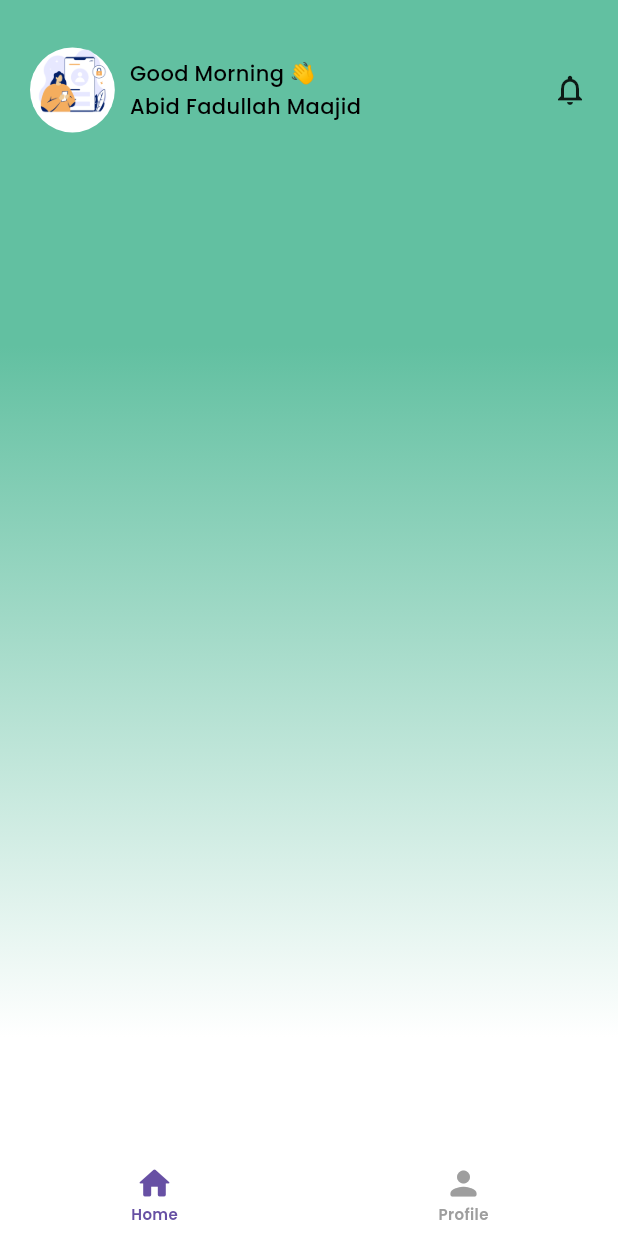
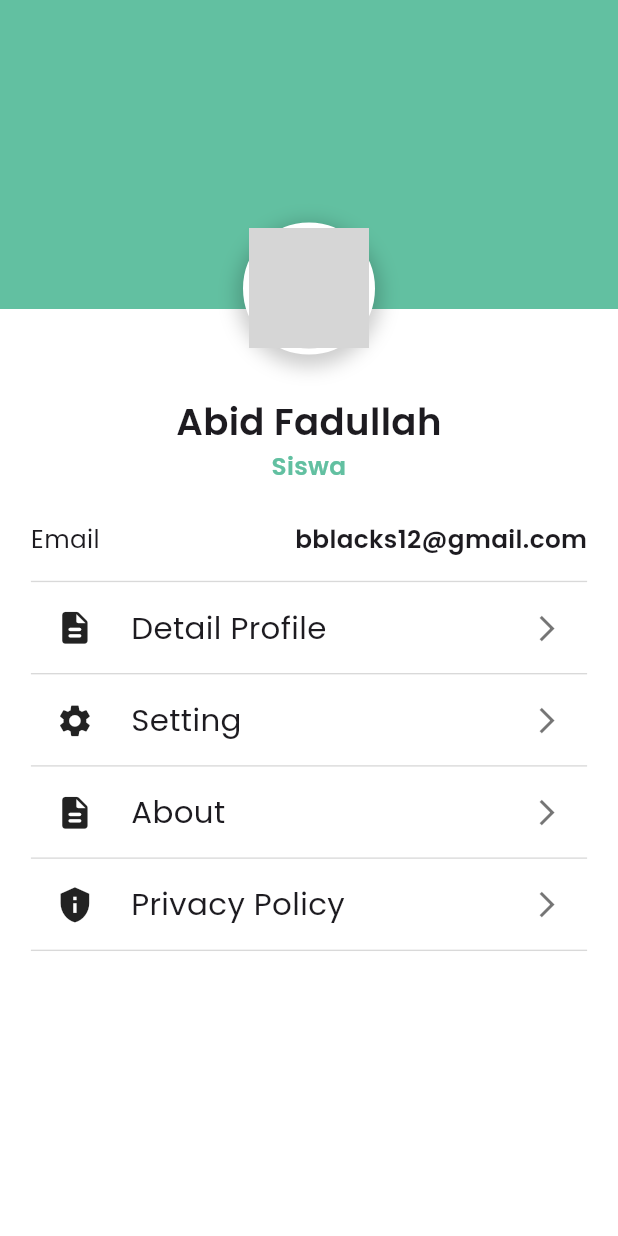
Before and after one commit to Shade2012/Latihan-Aplikasi-Kelas, a Flutter app: the screen it shows after launch, on a phone screen of 412 x 824 dp. Run offline on Flutter 3.47's test engine with Material 3 defaults, Android fonts, the phone set to English and light mode, and no system bars; our stand-ins replace bloc, dartz, dio, equatable, flutter_bloc, go_router and 2 more; grey boxes are pictures that could not be loaded.

Commit message:
style : [AF] add styling profile user

```diff
--- /dev/null
+++ b/devtools_options.yaml
@@ -0,0 +1,3 @@
+description: This file stores settings for Dart & Flutter DevTools.
+documentation: https://docs.flutter.dev/tools/devtools/extensions#configure-extension-enablement-states
+extensions:
--- a/lib/core/routes/my_route.dart
+++ b/lib/core/routes/my_route.dart
@@ -4,13 +4,14 @@ import 'package:latihan_aplikasi_manajemen_kelas/features/forgotpassword/present
 import 'package:latihan_aplikasi_manajemen_kelas/features/forgotpassword/presentation/pages/forgot_password_third_page.dart';
 import 'package:latihan_aplikasi_manajemen_kelas/features/home/presentation/page/home_page_view.dart';
 import 'package:latihan_aplikasi_manajemen_kelas/features/login/presentation/page/login_page_view.dart';
+import 'package:latihan_aplikasi_manajemen_kelas/features/profile_user/page/profile_view.dart';
 import 'package:latihan_aplikasi_manajemen_kelas/features/splashscreen/splash_screen_view.dart';
 import '../../features/navbar/presentation/page/navbar_view.dart';
 
 class MyRouter {
   get router => GoRouter(
         // initialLocation: '/alluser',
-        initialLocation: '/splash',
+        initialLocation: '/profile_user',
         routes: [
           GoRoute(
             name: 'splash',
@@ -51,6 +52,11 @@ class MyRouter {
           path: '/forgot_password_third_page',
           name:'forgot_third_page',
           pageBuilder: (context, state) => NoTransitionPage(child: ForgotPasswordThirdPage()),
+          ),
+          GoRoute(
+          path: '/profile_user',
+          name:'profile_user',
+          pageBuilder: (context, state) => NoTransitionPage(child: ProfilePage()),
       ),
         ],
       );
--- a/lib/core/themes/images.dart
+++ b/lib/core/themes/images.dart
@@ -1,4 +1,6 @@
 class Images {
   static const String imageExample = 'assets/images/example-images.png';
   static const String logoGoogle = 'assets/images/logo-google.png';
+  static const String pfpimage = 'assets/images/pfpimg.jpg';
+
 }
--- /dev/null
+++ b/lib/features/profile_user/bloc/profile_bloc.dart
@@ -0,0 +1,20 @@
+import 'package:flutter_bloc/flutter_bloc.dart';
+import 'profile_event.dart';
+import 'profile_state.dart';
+import 'package:latihan_aplikasi_manajemen_kelas/features/profile_user/repositories/profile_repositories.dart';
+
+class ProfileBloc extends Bloc<ProfileEvent, ProfileState> {
+  final ProfileRepository profileRepository;
+
+  ProfileBloc({required this.profileRepository}) : super(ProfileInitial()) {
+    on<LoadProfile>((event, emit) async {
+      emit(ProfileLoading());
+      try {
+        final profile = await profileRepository.fetchProfile();
+        emit(ProfileLoaded(profile: profile));
+      } catch (e) {
+        emit(ProfileError(message: e.toString()));
+      }
+    });
+  }
+}
--- /dev/null
+++ b/lib/features/profile_user/bloc/profile_event.dart
@@ -0,0 +1,8 @@
+import 'package:equatable/equatable.dart';
+
+abstract class ProfileEvent extends Equatable {
+  @override
+  List<Object> get props => [];
+}
+
+class LoadProfile extends ProfileEvent {}
--- /dev/null
+++ b/lib/features/profile_user/bloc/profile_state.dart
@@ -0,0 +1,29 @@
+import 'package:equatable/equatable.dart';
+import 'package:latihan_aplikasi_manajemen_kelas/features/profile_user/models/profile_model.dart';
+
+abstract class ProfileState extends Equatable {
+  @override
+  List<Object?> get props => [];
+}
+
+class ProfileInitial extends ProfileState {}
+
+class ProfileLoading extends ProfileState {}
+
+class ProfileLoaded extends ProfileState {
+  final Profile profile;
+
+  ProfileLoaded({required this.profile});
+
+  @override
+  List<Object?> get props => [profile];
+}
+
+class ProfileError extends ProfileState {
+  final String message;
+
+  ProfileError({required this.message});
+
+  @override
+  List<Object?> get props => [message];
+}
--- /dev/null
+++ b/lib/features/profile_user/models/profile_model.dart
@@ -0,0 +1,8 @@
+class Profile {
+  final String name;
+  final String email;
+  final String role;
+  final String imageUrl;
+
+  Profile({required this.name, required this.email, required this.role, required this.imageUrl});
+}
--- /dev/null
+++ b/lib/features/profile_user/page/profile_view.dart
@@ -0,0 +1,231 @@
+import 'package:flutter/material.dart';
+import 'package:flutter_bloc/flutter_bloc.dart';
+import 'package:latihan_aplikasi_manajemen_kelas/features/profile_user/bloc/profile_bloc.dart';
+import 'package:latihan_aplikasi_manajemen_kelas/features/profile_user/bloc/profile_event.dart';
+import 'package:latihan_aplikasi_manajemen_kelas/features/profile_user/bloc/profile_state.dart';
+import 'package:latihan_aplikasi_manajemen_kelas/features/profile_user/repositories/profile_repositories.dart';
+
+class ProfilePage extends StatelessWidget {
+  final double profilePictureHeight;
+
+  ProfilePage({this.profilePictureHeight = 88.0});
+
+  @override
+  Widget build(BuildContext context) {
+    final mediaQuery = MediaQuery.of(context);
+    final screenHeight = mediaQuery.size.height;
+    final screenWidth = mediaQuery.size.width;
+
+    return Scaffold(
+      body: BlocProvider(
+        create: (context) => ProfileBloc(profileRepository: ProfileRepository())
+          ..add(LoadProfile()),
+        child: BlocBuilder<ProfileBloc, ProfileState>(
+          builder: (context, state) {
+            if (state is ProfileLoading) {
+              return Center(child: CircularProgressIndicator());
+            } else if (state is ProfileLoaded) {
+              return SingleChildScrollView(
+                child: Stack(
+                  children: [
+                    Column(
+                      children: [
+                        Container(
+                          width: screenWidth,
+                          height: screenHeight * 0.25,
+                          color: Color(0xFF62C0A1),
+                        ),
+                        Container(
+                          width: screenWidth,
+                          height: screenHeight * 0.2,
+                          color: Colors.white,
+                        ),
+                      ],
+                    ),
+                    Positioned(
+                      top: screenHeight * 0.18,
+                      left: screenWidth / 2 - profilePictureHeight / 2,
+                      child: Container(
+                        width: profilePictureHeight,
+                        height: profilePictureHeight,
+                        decoration: BoxDecoration(
+                          shape: BoxShape.circle,
+                          border: Border.all(
+                            color: Colors.white,
+                            width: 4.0,
+                          ),
+                          boxShadow: [
+                            BoxShadow(
+                              color: Colors.black.withOpacity(0.2),
+                              spreadRadius: 4,
+                              blurRadius: 10,
+                              offset: Offset(0, 4),
+                            ),
+                          ],
+                        ),
+                        child: ClipOval(
+                          child: Image.asset(
+                            'assets/images/pfpimg.jpg',
+                            fit: BoxFit.cover,
+                            width: profilePictureHeight,
+                            height: profilePictureHeight,
+                          ),
+                        ),
+                      ),
+                    ),
+                    Padding(
+                      padding: EdgeInsets.only(
+                          top: screenHeight * 0.32,
+                          left: screenWidth * 0.05,
+                          right: screenWidth * 0.05),
+                      child: Column(
+                        crossAxisAlignment: CrossAxisAlignment.center,
+                        children: [
+                          Text(
+                            state.profile.name,
+                            style: TextStyle(
+                              fontSize: screenHeight * 0.03,
+                              fontFamily: 'Poppins',
+                              fontWeight: FontWeight.w600,
+                            ),
+                            textAlign: TextAlign.center,
+                          ),
+                          Text(
+                            state.profile.role,
+                            style: TextStyle(
+                              fontSize: screenHeight * 0.02,
+                              fontFamily: 'Poppins',
+                              fontWeight: FontWeight.w600,
+                              color: Color(0xFF62C0A1),
+                            ),
+                            textAlign: TextAlign.center,
+                          ),
+                          SizedBox(height: screenHeight * 0.03),
+                          Row(
+                            mainAxisAlignment: MainAxisAlignment.spaceBetween,
+                            children: [
+                              Text(
+                                'Email ',
+                                style: TextStyle(
+                                  fontSize: screenHeight * 0.02,
+                                  fontFamily: 'Poppins',
+                                  fontWeight: FontWeight.w400,
+                                ),
+                              ),
+                              Text(
+                                state.profile.email,
+                                style: TextStyle(
+                                  fontSize: screenHeight * 0.02,
+                                  fontFamily: 'Poppins',
+                                  fontWeight: FontWeight.w600,
+                                ),
+                              ),
+                            ],
+                          ),
+                          SizedBox(height: screenHeight * 0.01),
+                          Divider(
+                            color: Color(0xFFD9D9D9),
+                            thickness: 0.9,
+                          ),
+                          SizedBox(height: screenHeight * 0.01),
+                          // Detail Profile Row
+                          _buildProfileRow(
+                            context,
+                            Icons.description_rounded,
+                            'Detail Profile',
+                          ),
+                          SizedBox(height: screenHeight * 0.01),
+                          Divider(
+                            color: Color(0xFFD9D9D9),
+                            thickness: 0.9,
+                          ),
+                          SizedBox(height: screenHeight * 0.01),
+                          // Settings Row
+                          _buildProfileRow(
+                            context,
+                            Icons.settings,
+                            'Setting',
+                          ),
+                          SizedBox(height: screenHeight * 0.01),
+                          Divider(
+                            color: Color(0xFFD9D9D9),
+                            thickness: 0.9,
+                          ),
+                          SizedBox(height: screenHeight * 0.01),
+                          // About Row
+                          _buildProfileRow(
+                            context,
+                            Icons.description_rounded,
+                            'About',
+                          ),
+                          SizedBox(height: screenHeight * 0.01),
+                          Divider(
+                            color: Color(0xFFD9D9D9),
+                            thickness: 0.9,
+                          ),
+                          SizedBox(height: screenHeight * 0.01),
+                          // Privacy Policy Row
+                          _buildProfileRow(
+                            context,
+                            Icons.privacy_tip_sharp,
+                            'Privacy Policy',
+                          ),
+                          SizedBox(height: screenHeight * 0.01),
+                          Divider(
+                            color: Color(0xFFD9D9D9),
+                            thickness: 0.9,
+                          ),
+                        ],
+                      ),
+                    ),
+                  ],
+                ),
+              );
+            } else if (state is ProfileError) {
+              return Center(
+                  child: Text('Failed to load profile: ${state.message}'));
+            } else {
+              return Center(child: Text('Something went wrong'));
+            }
+          },
+        ),
+      ),
+    );
+  }
+
+  Widget _buildProfileRow(BuildContext context, IconData icon, String title) {
+    final screenHeight = MediaQuery.of(context).size.height;
+    final screenWidth = MediaQuery.of(context).size.width;
+
+    return Row(
+      children: [
+        Padding(
+          padding: EdgeInsets.only(left: screenWidth * 0.04),
+          child: Icon(
+            icon,
+            size: screenHeight * 0.031,
+            color: Colors.black87,
+          ),
+        ),
+        SizedBox(width: screenWidth * 0.06),
+        Text(
+          title,
+          style: TextStyle(
+            fontSize: screenHeight * 0.025,
+            fontFamily: 'Poppins',
+            fontWeight: FontWeight.w400,
+          ),
+        ),
+        Spacer(),
+        Padding(
+          padding: EdgeInsets.only(right: screenWidth * 0.04), // Add right padding
+          child: Icon(
+            Icons.arrow_forward_ios_sharp,
+            size: screenHeight * 0.025,
+            color: Colors.black54,
+          ),
+        ),
+      ],
+    );
+  }
+}
--- /dev/null
+++ b/lib/features/profile_user/repositories/profile_repositories.dart
@@ -0,0 +1,14 @@
+import 'package:latihan_aplikasi_manajemen_kelas/features/profile_user/models/profile_model.dart';
+
+class ProfileRepository {
+  Future<Profile> fetchProfile() async {
+    // Simulasi data profile
+    await Future.delayed(Duration(seconds: 2)); // Simulasi delay network
+    return Profile(
+      name: "Abid Fadullah",
+      role: "Siswa",
+      email: "bblacks12@gmail.com",
+      imageUrl: "https://via.placeholder.com/150",
+    );
+  }
+}
```
Also changed, not shown: 1 other file.
